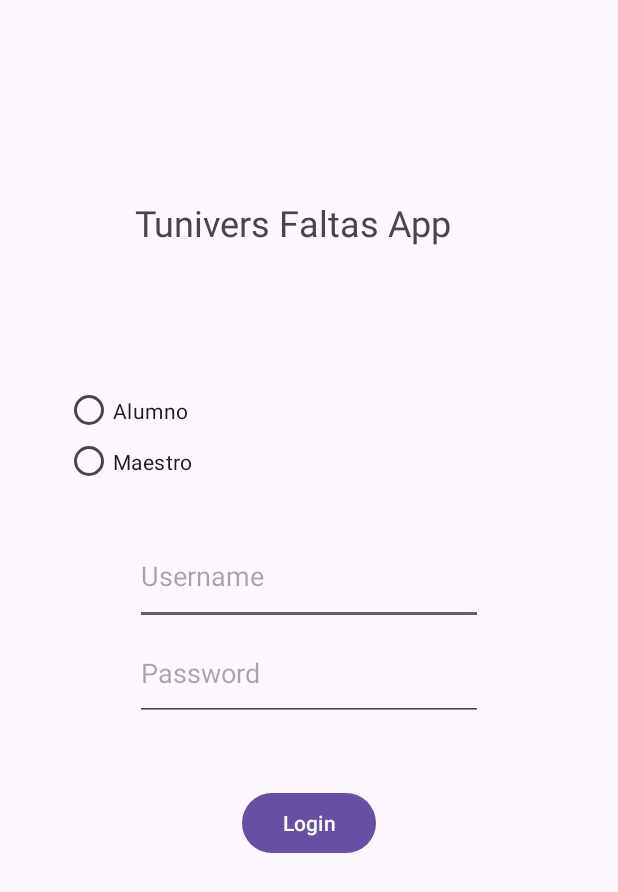
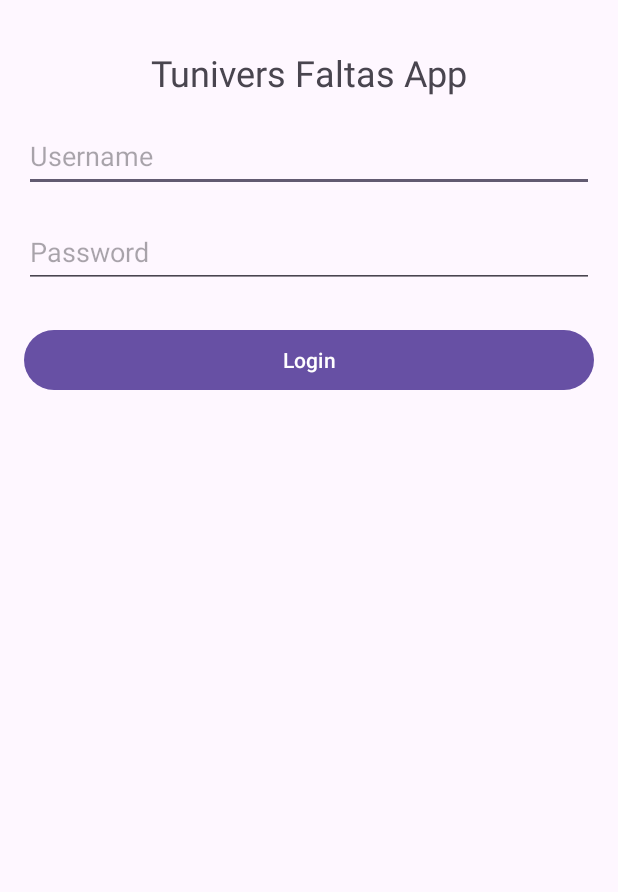
Before and after one commit to MkBadKarma/TFGponerFaltas, an Android app: the screen it shows after launch (LoginActivity), on a phone screen of 412 x 824 dp. Shown: the top 892 px of the screen. Run offline under Robolectric (Android 15) with nearby library versions, the phone set to English and light mode, and no system bars; our stand-ins replace Firebase (no records; nobody signed in at launch, a user with empty details on screens opened directly).

Commit message:
3 commit

```diff
--- a/app/src/main/AndroidManifest.xml
+++ b/app/src/main/AndroidManifest.xml
@@ -13,6 +13,12 @@
         android:theme="@style/Theme.PonerFaltas"
         tools:targetApi="31">
         <activity
+            android:name=".MaestroClases"
+            android:exported="false" />
+        <activity
+            android:name=".AlumnoAsignaturas"
+            android:exported="false" />
+        <activity
             android:name=".LoginActivity"
             android:exported="true">
             <intent-filter>
--- a/app/src/main/java/com/ponerfaltas/AlumnoPanelActivity.java
+++ /dev/null
@@ -1,5 +0,0 @@
-package com.ponerfaltas;
-
-public class AlumnoPanelActivity {
-    //1
-}
--- a/app/src/main/java/com/ponerfaltas/MaestroPanelActivity.java
+++ /dev/null
@@ -1,4 +0,0 @@
-package com.ponerfaltas;
-
-public class MaestroPanelActivity {
-}
--- a/app/src/main/res/layout/alumnopanel_activity.xml
+++ b/app/src/main/res/layout/activity_maestro_clases.xml
@@ -1,6 +1,9 @@
 <?xml version="1.0" encoding="utf-8"?>
 <androidx.constraintlayout.widget.ConstraintLayout xmlns:android="http://schemas.android.com/apk/res/android"
+    xmlns:app="http://schemas.android.com/apk/res-auto"
+    xmlns:tools="http://schemas.android.com/tools"
     android:layout_width="match_parent"
-    android:layout_height="match_parent">
+    android:layout_height="match_parent"
+    tools:context=".MaestroClases">
 
 </androidx.constraintlayout.widget.ConstraintLayout>
--- a/app/src/main/res/layout/login_activity.xml
+++ b/app/src/main/res/layout/login_activity.xml
@@ -6,84 +6,55 @@
     android:layout_height="match_parent"
     tools:context=".LoginActivity">
 
+    <TextView
+        android:id="@+id/textView"
+        android:layout_width="wrap_content"
+        android:layout_height="wrap_content"
+        android:layout_marginTop="32dp"
+        android:layout_marginBottom="16dp"
+        android:text="Tunivers Faltas App"
+        android:textSize="24sp"
+        app:layout_constraintBottom_toTopOf="@+id/username"
+        app:layout_constraintEnd_toEndOf="parent"
+        app:layout_constraintStart_toStartOf="parent"
+        app:layout_constraintTop_toTopOf="parent" />
+
     <EditText
         android:id="@+id/username"
         android:layout_width="0dp"
-        android:layout_height="0dp"
+        android:layout_height="48dp"
+        android:layout_marginStart="16dp"
+        android:layout_marginTop="80dp"
+        android:layout_marginEnd="16dp"
         android:hint="Username"
         android:inputType="textEmailAddress"
-        app:layout_constraintBottom_toTopOf="@+id/password"
-        app:layout_constraintEnd_toEndOf="@+id/password"
-        app:layout_constraintStart_toStartOf="@+id/password"
-        app:layout_constraintTop_toBottomOf="@+id/radioGroup" />
+        app:layout_constraintEnd_toEndOf="parent"
+        app:layout_constraintStart_toStartOf="parent"
+        app:layout_constraintTop_toTopOf="parent" />
 
     <EditText
         android:id="@+id/password"
-        android:layout_width="232dp"
-        android:layout_height="0dp"
-        android:layout_below="@id/username"
-        android:layout_marginBottom="343dp"
+        android:layout_width="0dp"
+        android:layout_height="48dp"
+        android:layout_marginStart="16dp"
+        android:layout_marginTop="16dp"
+        android:layout_marginEnd="16dp"
         android:hint="Password"
         android:inputType="textPassword"
-        app:layout_constraintBottom_toBottomOf="parent"
         app:layout_constraintEnd_toEndOf="parent"
         app:layout_constraintStart_toStartOf="parent"
         app:layout_constraintTop_toBottomOf="@+id/username" />
-
 
     <Button
         android:id="@+id/login"
         android:layout_width="0dp"
         android:layout_height="wrap_content"
-        android:layout_below="@id/password"
-        android:layout_marginStart="161dp"
-        android:layout_marginEnd="161dp"
-        android:layout_marginBottom="251dp"
+        android:layout_marginStart="16dp"
+        android:layout_marginTop="24dp"
+        android:layout_marginEnd="16dp"
         android:text="Login"
-        app:layout_constraintBottom_toBottomOf="parent"
         app:layout_constraintEnd_toEndOf="parent"
         app:layout_constraintStart_toStartOf="parent"
-        app:layout_constraintTop_toBottomOf="@+id/textView" />
-
-    <TextView
-        android:id="@+id/textView"
-        android:layout_width="217dp"
-        android:layout_height="0dp"
-        android:layout_marginTop="132dp"
-        android:layout_marginBottom="268dp"
-        android:text="Tunivers Faltas App"
-        android:textSize="24sp"
-        app:layout_constraintBottom_toTopOf="@+id/login"
-        app:layout_constraintEnd_toEndOf="parent"
-        app:layout_constraintHorizontal_bias="0.463"
-        app:layout_constraintStart_toStartOf="parent"
-        app:layout_constraintTop_toTopOf="parent" />
-
-    <RadioGroup
-        android:id="@+id/radioGroup"
-        android:layout_width="96dp"
-        android:layout_height="0dp"
-        android:layout_marginStart="43dp"
-        android:layout_marginBottom="31dp"
-        android:orientation="vertical"
-        app:layout_constraintBottom_toTopOf="@+id/username"
-        app:layout_constraintStart_toStartOf="parent"
-        app:layout_constraintTop_toBottomOf="@+id/textView">
-
-        <RadioButton
-            android:id="@+id/radioButtonAlumno"
-            android:layout_width="97dp"
-            android:layout_height="34dp"
-            android:text="Alumno"
-            app:layout_constraintTop_toTopOf="parent" />
-
-        <RadioButton
-            android:id="@+id/radioButtonMaestro"
-            android:layout_width="97dp"
-            android:layout_height="34dp"
-            android:text="Maestro"
-            app:layout_constraintTop_toTopOf="parent" />
-
-    </RadioGroup>
+        app:layout_constraintTop_toBottomOf="@+id/password" />
 
 </androidx.constraintlayout.widget.ConstraintLayout>
--- a/app/src/main/res/layout/maestropanel_activity.xml
+++ /dev/null
@@ -1,6 +0,0 @@
-<?xml version="1.0" encoding="utf-8"?>
-<androidx.constraintlayout.widget.ConstraintLayout xmlns:android="http://schemas.android.com/apk/res/android"
-    android:layout_width="match_parent"
-    android:layout_height="match_parent">
-
-</androidx.constraintlayout.widget.ConstraintLayout>
--- a/build.gradle.kts
+++ b/build.gradle.kts
@@ -1,4 +1,6 @@
 // Top-level build file where you can add configuration options common to all sub-projects/modules.
 plugins {
-    id("com.android.application") version "8.1.4" apply false
+    id("com.android.application") version "8.2.0" apply false
+    //google firebase
+    id("com.google.gms.google-services") version "4.4.0" apply false
 }
```
Also changed, not shown: app/build.gradle.kts (+9 -0 lines), app/src/main/java/com/ponerfaltas/AlumnoAsignaturas.java (added, +14 -0 lines), app/src/main/java/com/ponerfaltas/LoginActivity.java (+71 -1 lines), app/src/main/java/com/ponerfaltas/MaestroClases.java (added, +14 -0 lines), app/src/main/res/layout/activity_alumno_asignaturas.xml (added, +16 -0 lines), gradle/wrapper/gradle-wrapper.properties, 1 other file.
